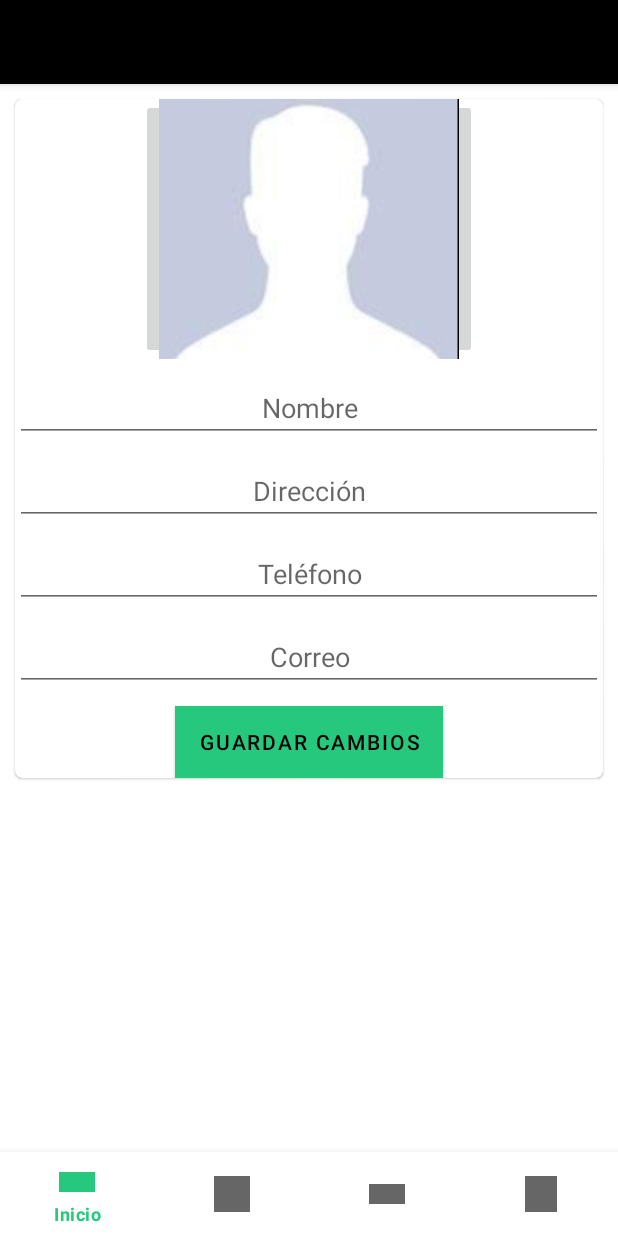
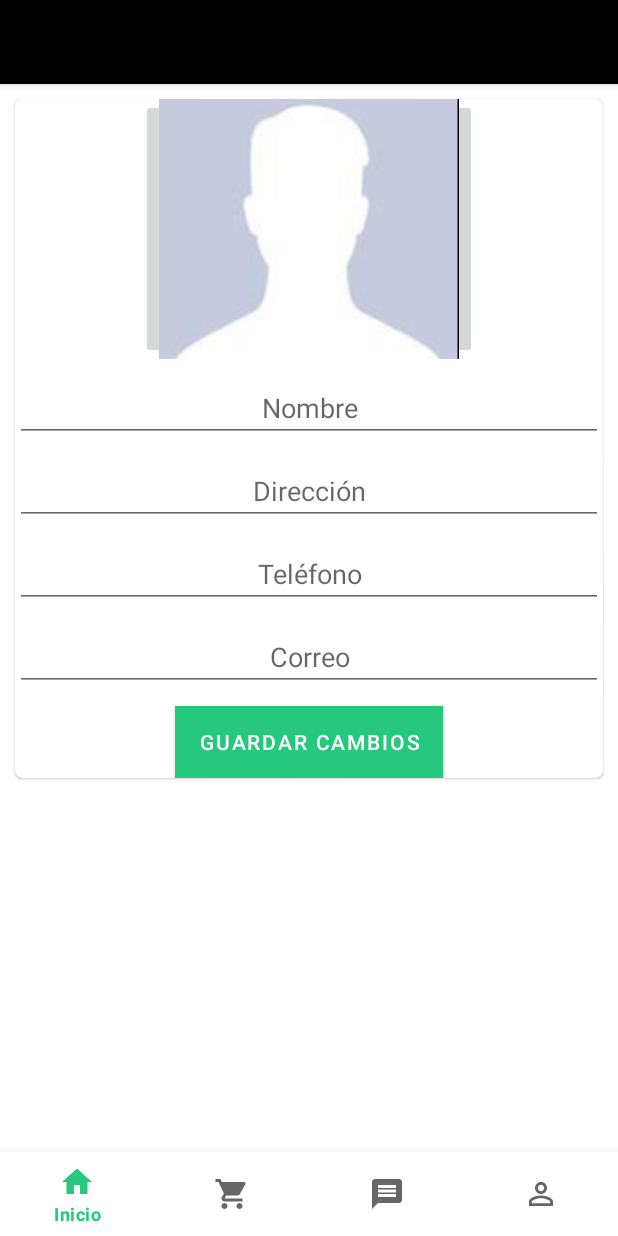
Before and after one commit to AndresSalazarAlturo/FerreteriaP18_Andres_Johan, an Android app: the AdminDialogFragment screen opened through its navigation route, on a phone screen of 412 x 824 dp. Run offline under Robolectric (Android 15) with nearby library versions, the phone set to English and light mode, and no system bars; our stand-ins replace navigation-ui.

Commit message:
Full guide 12/Sprint3

```diff
--- /dev/null
+++ b/app/src/main/res/drawable/carritocompras.xml
@@ -0,0 +1,10 @@
+<vector xmlns:android="http://schemas.android.com/apk/res/android"
+    android:width="24dp"
+    android:height="24dp"
+    android:viewportWidth="24"
+    android:viewportHeight="24"
+    android:tint="?attr/colorControlNormal">
+  <path
+      android:fillColor="@android:color/white"
+      android:pathData="M7,18c-1.1,0 -1.99,0.9 -1.99,2S5.9,22 7,22s2,-0.9 2,-2 -0.9,-2 -2,-2zM1,2v2h2l3.6,7.59 -1.35,2.45c-0.16,0.28 -0.25,0.61 -0.25,0.96 0,1.1 0.9,2 2,2h12v-2L7.42,15c-0.14,0 -0.25,-0.11 -0.25,-0.25l0.03,-0.12 0.9,-1.63h7.45c0.75,0 1.41,-0.41 1.75,-1.03l3.58,-6.49c0.08,-0.14 0.12,-0.31 0.12,-0.48 0,-0.55 -0.45,-1 -1,-1L5.21,4l-0.94,-2L1,2zM17,18c-1.1,0 -1.99,0.9 -1.99,2s0.89,2 1.99,2 2,-0.9 2,-2 -0.9,-2 -2,-2z"/>
+</vector>
--- /dev/null
+++ b/app/src/main/res/drawable/iconohome.xml
@@ -0,0 +1,10 @@
+<vector xmlns:android="http://schemas.android.com/apk/res/android"
+    android:width="24dp"
+    android:height="24dp"
+    android:viewportWidth="24"
+    android:viewportHeight="24"
+    android:tint="?attr/colorControlNormal">
+  <path
+      android:fillColor="@android:color/white"
+      android:pathData="M10,20v-6h4v6h5v-8h3L12,3 2,12h3v8z"/>
+</vector>
--- /dev/null
+++ b/app/src/main/res/drawable/iconomensaje.xml
@@ -0,0 +1,10 @@
+<vector xmlns:android="http://schemas.android.com/apk/res/android"
+    android:width="24dp"
+    android:height="24dp"
+    android:viewportWidth="24"
+    android:viewportHeight="24"
+    android:tint="?attr/colorControlNormal">
+  <path
+      android:fillColor="@android:color/white"
+      android:pathData="M20,2L4,2c-1.1,0 -1.99,0.9 -1.99,2L2,22l4,-4h14c1.1,0 2,-0.9 2,-2L22,4c0,-1.1 -0.9,-2 -2,-2zM18,14L6,14v-2h12v2zM18,11L6,11L6,9h12v2zM18,8L6,8L6,6h12v2z"/>
+</vector>
--- /dev/null
+++ b/app/src/main/res/drawable/iconousuario.xml
@@ -0,0 +1,10 @@
+<vector xmlns:android="http://schemas.android.com/apk/res/android"
+    android:width="24dp"
+    android:height="24dp"
+    android:viewportWidth="24"
+    android:viewportHeight="24"
+    android:tint="?attr/colorControlNormal">
+  <path
+      android:fillColor="@android:color/white"
+      android:pathData="M12,5.9c1.16,0 2.1,0.94 2.1,2.1s-0.94,2.1 -2.1,2.1S9.9,9.16 9.9,8s0.94,-2.1 2.1,-2.1m0,9c2.97,0 6.1,1.46 6.1,2.1v1.1L5.9,18.1L5.9,17c0,-0.64 3.13,-2.1 6.1,-2.1M12,4C9.79,4 8,5.79 8,8s1.79,4 4,4 4,-1.79 4,-4 -1.79,-4 -4,-4zM12,13c-2.67,0 -8,1.34 -8,4v3h16v-3c0,-2.66 -5.33,-4 -8,-4z"/>
+</vector>
--- a/app/src/main/res/layout/fragment_admin_detail_dialog.xml
+++ b/app/src/main/res/layout/fragment_admin_detail_dialog.xml
@@ -87,10 +87,10 @@
                             android:layout_width="wrap_content"
                             android:layout_height="wrap_content"
                             android:layout_gravity="center_horizontal"
-                            android:background="@color/primaryDarkColor"
+                            android:layout_marginTop="@dimen/defaultLayoutMargin"
+                            android:background="@color/buttonBackground"
                             android:text="@string/btSaveAdmin"
-                            android:textColor="@color/primaryTextColor"
-                            android:layout_marginTop="@dimen/defaultLayoutMargin"/>
+                            android:textColor="@color/buttonTextColor" />
 
                     </LinearLayout>
                 </androidx.cardview.widget.CardView>
--- a/app/src/main/res/values/strings.xml
+++ b/app/src/main/res/values/strings.xml
@@ -13,4 +13,6 @@
     <string name="hintPhone">Teléfono</string>
     <string name="hintMail">Correo</string>
     <string name="btSaveAdmin">Guardar cambios</string>
+    <string name="textTitleLogin">BIENVENIDO</string>
+    <string name="login">INICIAR SESION</string>
 </resources>
```
Also changed, not shown: app/src/main/res/layout/fragment_login.xml (added, +79 -0 lines), app/src/main/res/drawable/carritocompras.jpg (deleted), app/src/main/res/drawable/iconohome.png (deleted), app/src/main/res/drawable/iconomensaje.png (deleted), app/src/main/res/drawable/iconousuario.jpg (deleted).
